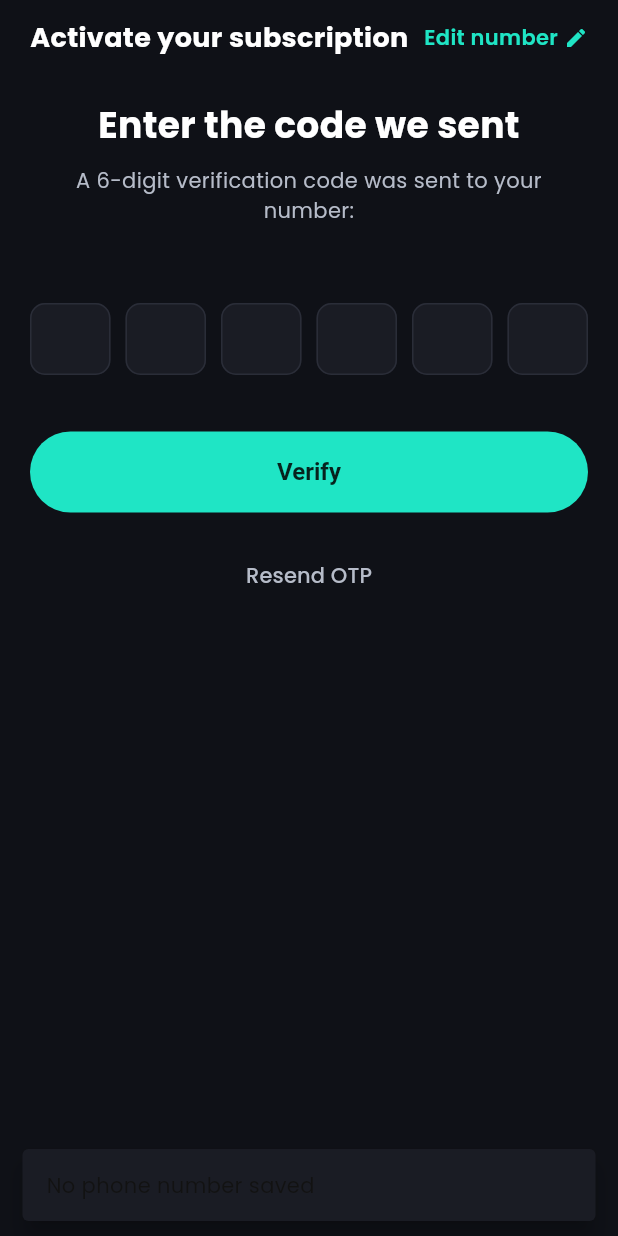
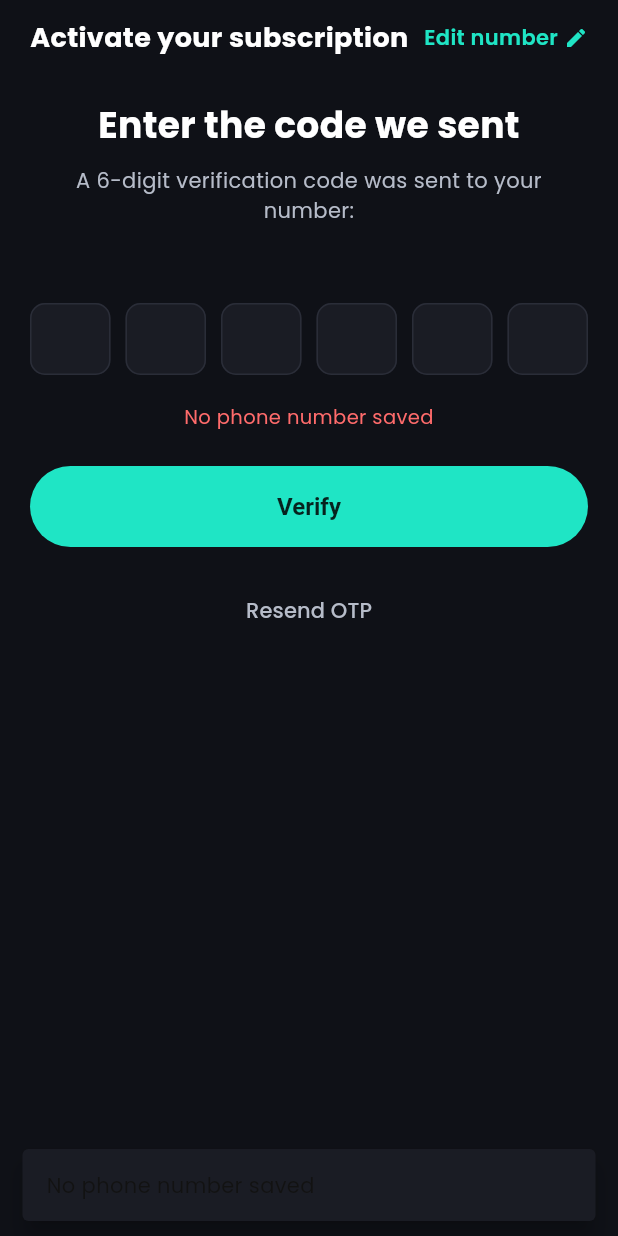
Before and after one commit to atiakaniz/PushtiRanna, a Flutter app: the SubscriptionScreen screen opened by its route, after a tap on "Verify", on a phone screen of 412 x 824 dp. Run offline on Flutter 3.47's test engine with Material 3 defaults, Android fonts, the phone set to English and light mode, and no system bars; our stand-ins replace get, google_fonts, hive, hive_flutter, share_plus; accounts and stored records are empty.

Commit message:
Surface server-side verify errors to the user
When the bdapps verify_otp endpoint rejects the code it returns a JSON
body with statusCode 'E1854' / statusDetail 'Could not find OTP', etc.
Previously the controller only set lastError='Invalid OTP' for the
generic 'no isValid field' case, so users saw a stalled screen with
no message and no idea why Verify did nothing.

- PhoneAuthController.verifyOtp now logs the raw response, surfaces
  statusDetail / message / statusCode when present, and falls back to
  a generic 'OTP not accepted: ...' message.
- SubscriptionScreen moves the inline error label from the bottom of
  the column (often hidden by the keyboard) to right under the OTP
  boxes so it is always visible. Also stops auto-verifying on the
  6th digit so the user controls submission and any rejection text
  has time to render.
- debugPrint added to both the controller and the screen for quick
  diagnosis from flutter logs.

```diff
--- a/lib/screens/subscription_screen.dart
+++ b/lib/screens/subscription_screen.dart
@@ -78,13 +78,18 @@ class _SubscriptionScreenState extends State<SubscriptionScreen> {
       _snack('Please enter the $_otpLength-digit code');
       return;
     }
+    debugPrint('[Subscription] _verify starting code=$code ref=${auth.referenceNo.value}');
     final ok = await auth.verifyOtp(code);
+    debugPrint('[Subscription] _verify ok=$ok err=${auth.lastError.value}');
     if (!mounted) return;
     if (ok) {
       Get.offAllNamed(AppRoutes.HOME);
-    } else if (auth.lastError.value.isNotEmpty) {
-      _snack(auth.lastError.value);
+      return;
     }
+    final msg = auth.lastError.value.isEmpty
+        ? 'OTP not accepted. Please try again.'
+        : auth.lastError.value;
+    auth.lastError.value = msg; // ensure the inline label updates
   }
 
   void _onDigitChanged(int index, String value) {
@@ -110,9 +115,8 @@ class _SubscriptionScreenState extends State<SubscriptionScreen> {
   }
 
   void _maybeAutoVerify() {
-    if (_code.length == _otpLength) {
-      _verify();
-    }
+    // Auto-verify disabled so the user controls when the request fires.
+    // Tap the Verify button to submit.
   }
 
   void _snack(String msg) {
@@ -158,7 +162,22 @@ class _SubscriptionScreenState extends State<SubscriptionScreen> {
                 foci: _foci,
                 onChanged: _onDigitChanged,
               ),
-              const SizedBox(height: 32),
+              const SizedBox(height: 14),
+              Obx(() => auth.lastError.value.isEmpty
+                  ? const SizedBox(height: 6)
+                  : Padding(
+                      padding: const EdgeInsets.symmetric(horizontal: 4),
+                      child: Text(
+                        auth.lastError.value,
+                        textAlign: TextAlign.center,
+                        style: const TextStyle(
+                          color: AuthTheme.error,
+                          fontSize: 13,
+                          height: 1.3,
+                        ),
+                      ),
+                    )),
+              const SizedBox(height: 24),
               Obx(() => SizedBox(
                     height: 54,
                     child: ElevatedButton(
@@ -187,19 +206,6 @@ class _SubscriptionScreenState extends State<SubscriptionScreen> {
                 ),
               ),
               const Spacer(),
-              Obx(() => _otpSent.value && auth.lastError.value.isNotEmpty
-                  ? Padding(
-                      padding: const EdgeInsets.only(bottom: 4),
-                      child: Text(
-                        auth.lastError.value,
-                        textAlign: TextAlign.center,
-                        style: const TextStyle(
-                          color: AuthTheme.error,
-                          fontSize: 13,
-                        ),
-                      ),
-                    )
-                  : const SizedBox.shrink()),
             ],
           ),
         ),
```
Also changed, not shown: lib/controllers/phone_auth_controller.dart (+17 -5 lines).
